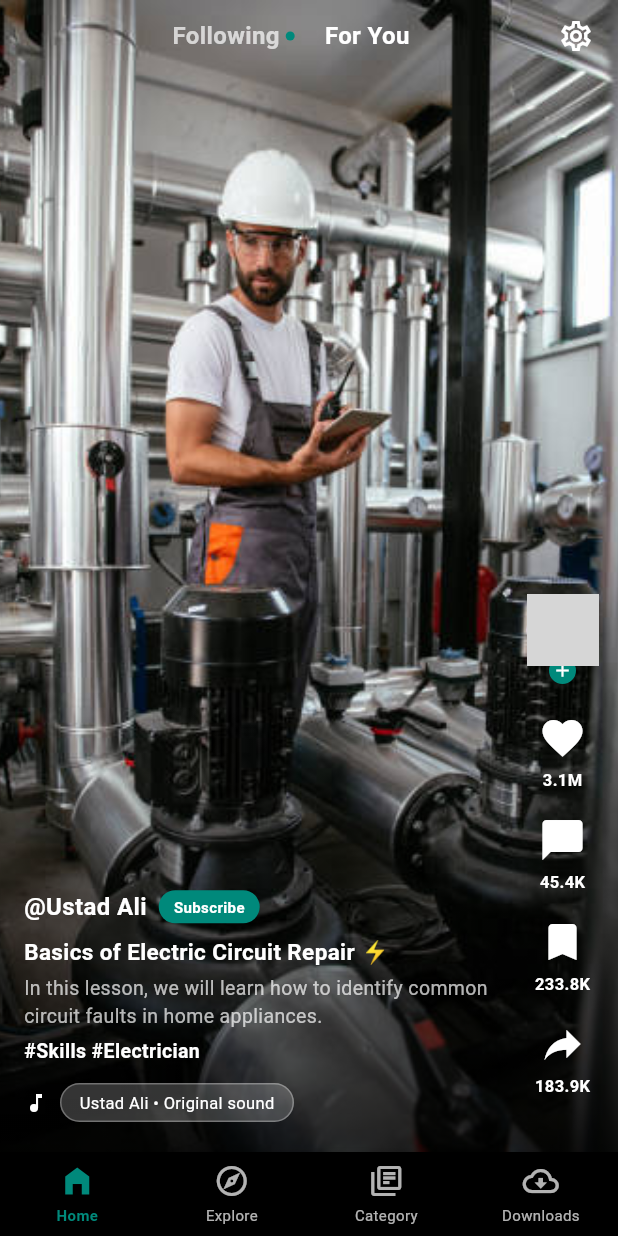
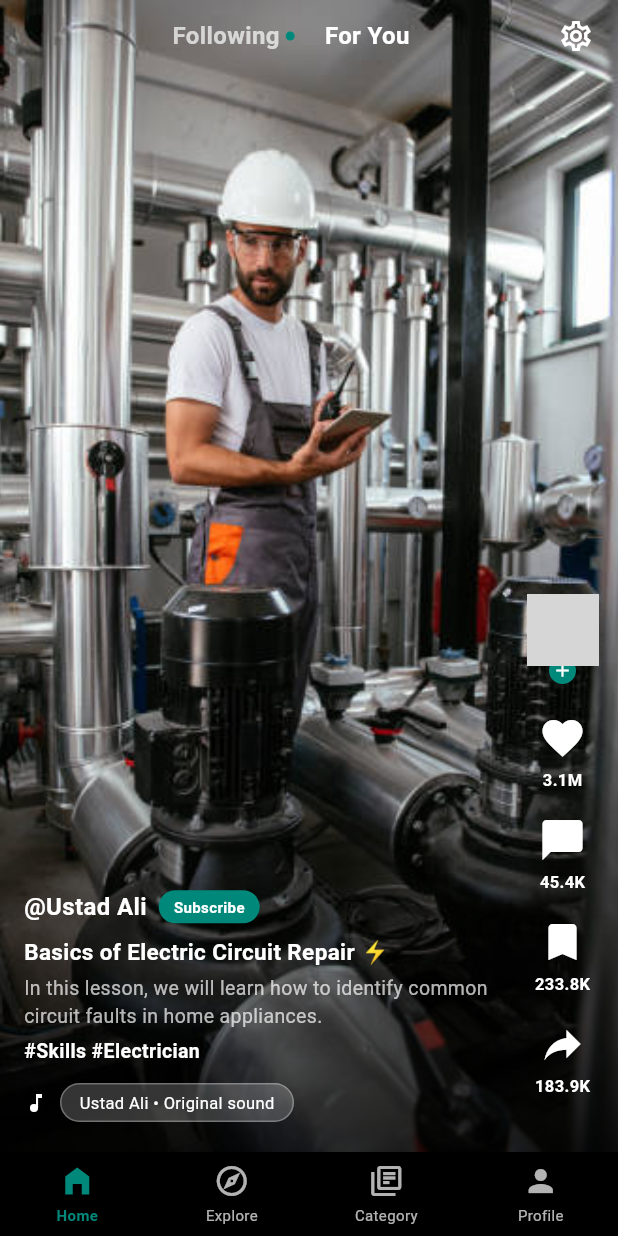
Before and after one commit to AbdurRehman1299/HunarGah-A-Skillful-Reel-Hub, a Flutter app: the screen it shows after launch, after a tap on "SignUp", after a tap on "Continue as Guest", on a phone screen of 412 x 824 dp. Run offline on Flutter 3.47's test engine with Material 3 defaults, Android fonts, the phone set to English and light mode, and no system bars; our stand-ins replace image_picker, smooth_page_indicator, video_player; network calls fail; grey boxes are pictures that could not be loaded.

Commit message:
create: user profile screen

```diff
--- a/lib/components/bottom_bar.dart
+++ b/lib/components/bottom_bar.dart
@@ -57,9 +57,9 @@ class CustomBottomNav extends StatelessWidget {
           BottomNavigationBarItem(
             icon: Padding(
               padding: EdgeInsets.only(bottom: 4.0),
-              child: Icon(Icons.cloud_download_outlined),
+              child: Icon(Icons.person),
             ),
-            label: 'Downloads',
+            label: 'Profile',
           ),
         ],
       ),
--- a/lib/dashboards/main_dashboard.dart
+++ b/lib/dashboards/main_dashboard.dart
@@ -3,6 +3,7 @@ import 'package:hunargah/components/bottom_bar.dart';
 import 'package:hunargah/screens/category_screen.dart';
 import 'package:hunargah/screens/explore_screen.dart';
 import 'package:hunargah/screens/learner_feed_screen.dart';
+import 'package:hunargah/screens/user_profile_screen.dart';
 
 class MainDashboard extends StatefulWidget {
   const MainDashboard({super.key});
@@ -19,6 +20,7 @@ class _MainDashboardState extends State<MainDashboard> {
     const LearnerFeedScreen(),
     const ExploreScreen(),
     const CategoryScreen(),
+    const UserProfileScreen(),
   ];
 
   @override
--- /dev/null
+++ b/lib/screens/user_profile_screen.dart
@@ -0,0 +1,461 @@
+import 'package:flutter/material.dart';
+import 'package:hunargah/components/app_bar.dart';
+
+class UserProfileScreen extends StatefulWidget {
+  const UserProfileScreen({super.key});
+
+  @override
+  State<UserProfileScreen> createState() => _UserProfileScreenState();
+}
+
+class _UserProfileScreenState extends State<UserProfileScreen> {
+  bool _isCreatorMode = false;
+  int _selectedTabIndex = 0;
+
+  @override
+  Widget build(BuildContext context) {
+    final themeColor = Theme.of(context).primaryColor;
+
+    return Scaffold(
+      backgroundColor: Colors.white,
+      appBar: CustomAppBar(
+        leading: IconButton(
+          icon: const Icon(
+            Icons.arrow_back_ios_new,
+            color: Colors.black,
+            size: 20,
+          ),
+          onPressed: () => Navigator.pop(context),
+        ),
+        title: '@alex_creativity',
+        actions: [
+          IconButton(
+            icon: const Icon(Icons.settings_outlined, color: Colors.black87),
+            onPressed: () {},
+          ),
+        ],
+      ),
+      body: SingleChildScrollView(
+        child: Column(
+          crossAxisAlignment: CrossAxisAlignment.start,
+          children: [
+            // -- Profile Header(Avatar & Stats) --
+            Padding(
+              padding: const EdgeInsets.symmetric(
+                horizontal: 20.0,
+                vertical: 16.0,
+              ),
+              child: Row(
+                children: [
+                  // Avatar with Online Status Dot
+                  Stack(
+                    children: [
+                      const CircleAvatar(
+                        radius: 40,
+                        backgroundImage: NetworkImage(
+                          'https://images.unsplash.com/photo-1535713875002-d1d0cf377fde?auto=format&fit=crop&w=150&q=80',
+                        ),
+                      ),
+                      Positioned(
+                        bottom: 2,
+                        right: 2,
+                        child: Container(
+                          width: 18,
+                          height: 18,
+                          decoration: BoxDecoration(
+                            color: Colors.green[500],
+                            shape: BoxShape.circle,
+                            border: Border.all(color: Colors.white, width: 3),
+                          ),
+                        ),
+                      ),
+                    ],
+                  ),
+                  const SizedBox(width: 24),
+
+                  // Stats
+                  Expanded(
+                    child: Row(
+                      mainAxisAlignment: MainAxisAlignment.spaceEvenly,
+                      children: [
+                        _buildStatColumn('128', 'Posts'),
+                        _buildStatColumn('14.2k', 'Followers'),
+                        _buildStatColumn('842', 'Following'),
+                      ],
+                    ),
+                  ),
+                ],
+              ),
+            ),
+
+            // -- Bio Section --
+            Padding(
+              padding: const EdgeInsets.symmetric(horizontal: 20.0),
+              child: Column(
+                crossAxisAlignment: CrossAxisAlignment.start,
+                children: [
+                  Row(
+                    children: [
+                      const Text(
+                        'Alex Chen',
+                        style: TextStyle(
+                          fontSize: 18,
+                          fontWeight: FontWeight.bold,
+                          color: Colors.black,
+                        ),
+                      ),
+                      const SizedBox(width: 6),
+                      Icon(Icons.verified, color: Colors.cyan[400], size: 18),
+                    ],
+                  ),
+                  const SizedBox(height: 6),
+                  const Text(
+                    'Digital Product Designer & Tech Educator. Helping 10k+ students master modern UI/UX workflows. 🚀',
+                    style: TextStyle(
+                      fontSize: 13,
+                      color: Colors.black87,
+                      height: 1.4,
+                    ),
+                  ),
+                  const SizedBox(height: 12),
+                  // Tags
+                  Row(
+                    children: [
+                      _buildTag('UI/UX Design'),
+                      const SizedBox(width: 8),
+                      _buildTag('Education'),
+                    ],
+                  ),
+                ],
+              ),
+            ),
+            const SizedBox(height: 20),
+
+            // -- Action Buttons --
+            Padding(
+              padding: const EdgeInsets.symmetric(horizontal: 20.0),
+              child: Row(
+                children: [
+                  Expanded(
+                    child: ElevatedButton(
+                      onPressed: () {},
+                      style: ElevatedButton.styleFrom(
+                        backgroundColor: themeColor,
+                        elevation: 0,
+                        shape: RoundedRectangleBorder(
+                          borderRadius: BorderRadius.circular(8),
+                        ),
+                        padding: const EdgeInsets.symmetric(vertical: 12),
+                      ),
+                      child: const Text(
+                        'Edit Profile',
+                        style: TextStyle(
+                          color: Colors.white,
+                          fontWeight: FontWeight.bold,
+                          fontSize: 13,
+                        ),
+                      ),
+                    ),
+                  ),
+                  const SizedBox(width: 12),
+                  Expanded(
+                    child: OutlinedButton(
+                      onPressed: () {},
+                      style: OutlinedButton.styleFrom(
+                        side: BorderSide(color: Colors.grey[300]!),
+                        shape: RoundedRectangleBorder(
+                          borderRadius: BorderRadius.circular(8),
+                        ),
+                        padding: const EdgeInsets.symmetric(vertical: 12),
+                      ),
+                      child: const Text(
+                        'Share Profile',
+                        style: TextStyle(
+                          color: Colors.black87,
+                          fontWeight: FontWeight.bold,
+                          fontSize: 13,
+                        ),
+                      ),
+                    ),
+                  ),
+                ],
+              ),
+            ),
+            const SizedBox(height: 20),
+
+            // -- Creator Toggle --
+            Padding(
+              padding: const EdgeInsets.symmetric(horizontal: 20.0),
+              child: Container(
+                padding: const EdgeInsets.symmetric(
+                  horizontal: 16,
+                  vertical: 12,
+                ),
+                decoration: BoxDecoration(
+                  color: Colors.grey[50],
+                  borderRadius: BorderRadius.circular(12),
+                  border: Border.all(color: Colors.grey[200]!),
+                ),
+                child: Row(
+                  children: [
+                    Icon(Icons.bolt, color: Colors.grey[600]),
+                    const SizedBox(width: 12),
+                    Expanded(
+                      child: Column(
+                        crossAxisAlignment: CrossAxisAlignment.start,
+                        children: [
+                          const Text(
+                            'Switch to Creator',
+                            style: TextStyle(
+                              fontWeight: FontWeight.bold,
+                              fontSize: 13,
+                            ),
+                          ),
+                          const SizedBox(height: 2),
+                          Text(
+                            'Access analytics & monetization',
+                            style: TextStyle(
+                              color: Colors.grey[500],
+                              fontSize: 11,
+                            ),
+                          ),
+                        ],
+                      ),
+                    ),
+                    Switch(
+                      value: _isCreatorMode,
+                      activeThumbColor: themeColor,
+                      onChanged: (val) {
+                        setState(() {
+                          _isCreatorMode = val;
+                        });
+                      },
+                    ),
+                  ],
+                ),
+              ),
+            ),
+            const SizedBox(height: 24),
+
+            // -- Custom Tabs --
+            Row(
+              children: [
+                _buildTabItem(0, 'Saved', Icons.bookmark_outline),
+                _buildTabItem(
+                  1,
+                  'Certificates',
+                  Icons.workspace_premium_outlined,
+                ),
+              ],
+            ),
+            Divider(color: Colors.grey[200], height: 1, thickness: 1),
+            const SizedBox(height: 16),
+
+            // -- Grid View --
+            if (_selectedTabIndex == 0)
+              Padding(
+                padding: const EdgeInsets.symmetric(horizontal: 20.0),
+                child: GridView.builder(
+                  shrinkWrap: true,
+                  physics: const NeverScrollableScrollPhysics(),
+                  gridDelegate: const SliverGridDelegateWithFixedCrossAxisCount(
+                    crossAxisCount: 2,
+                    crossAxisSpacing: 16,
+                    mainAxisSpacing: 24,
+                    childAspectRatio: 0.85, // Adjusts height vs width of cards
+                  ),
+                  itemCount: 4,
+                  itemBuilder: (context, index) {
+                    return _buildGridCard(index);
+                  },
+                ),
+              )
+            else
+              // Dummy state for Certificates tab
+              const Center(
+                child: Padding(
+                  padding: EdgeInsets.all(40.0),
+                  child: Text(
+                    'No certificates yet.',
+                    style: TextStyle(color: Colors.grey),
+                  ),
+                ),
+              ),
+
+            const SizedBox(height: 40),
+          ],
+        ),
+      ),
+    );
+  }
+
+  // Reusable Widget: Build Stat Column
+  Widget _buildStatColumn(String count, String label) {
+    return Column(
+      children: [
+        Text(
+          count,
+          style: const TextStyle(
+            fontSize: 16,
+            fontWeight: FontWeight.bold,
+            color: Colors.black,
+          ),
+        ),
+        const SizedBox(height: 4),
+        Text(label, style: TextStyle(fontSize: 12, color: Colors.grey[600])),
+      ],
+    );
+  }
+
+  // Reusable Widget: Build Bio Tag
+  Widget _buildTag(String text) {
+    return Container(
+      padding: const EdgeInsets.symmetric(horizontal: 10, vertical: 4),
+      decoration: BoxDecoration(
+        color: Colors.grey[100],
+        borderRadius: BorderRadius.circular(6),
+        border: Border.all(color: Colors.grey[200]!),
+      ),
+      child: Text(
+        text,
+        style: TextStyle(
+          fontSize: 10,
+          fontWeight: FontWeight.bold,
+          color: Colors.grey[800],
+        ),
+      ),
+    );
+  }
+
+  // Reusable Widget: Build custom tabs
+  Widget _buildTabItem(int index, String title, IconData icon) {
+    final themeColor = Theme.of(context).primaryColor;
+    bool isSelected = _selectedTabIndex == index;
+
+    return Expanded(
+      child: GestureDetector(
+        onTap: () {
+          setState(() {
+            _selectedTabIndex = index;
+          });
+        },
+        child: Container(
+          padding: const EdgeInsets.symmetric(vertical: 12),
+          decoration: BoxDecoration(
+            border: Border(
+              bottom: BorderSide(
+                color: isSelected ? themeColor : Colors.transparent,
+                width: 2,
+              ),
+            ),
+          ),
+          child: Row(
+            mainAxisAlignment: MainAxisAlignment.center,
+            children: [
+              Icon(
+                icon,
+                size: 18,
+                color: isSelected ? Colors.black87 : Colors.grey[500],
+              ),
+              const SizedBox(width: 8),
+              Text(
+                title,
+                style: TextStyle(
+                  fontSize: 13,
+                  fontWeight: FontWeight.bold,
+                  color: isSelected ? Colors.black87 : Colors.grey[500],
+                ),
+              ),
+            ],
+          ),
+        ),
+      ),
+    );
+  }
+
+  // Reusable Widget: Build Grid Items
+  Widget _buildGridCard(int index) {
+    // Mock data for the visual
+    final List<Map<String, String>> mockData = [
+      {
+        'title': 'UI Inspiration',
+        'count': '24 items',
+        'image':
+            'https://images.unsplash.com/photo-1618005182384-a83a8bd57fbe?q=80&w=300&auto=format&fit=crop',
+      },
+      {
+        'title': 'Color Palettes',
+        'count': '12 items',
+        'image':
+            'https://images.unsplash.com/photo-1550684848-fac1c5b4e853?q=80&w=300&auto=format&fit=crop',
+      },
+      {
+        'title': 'UX Research',
+        'count': '8 items',
+        'image':
+            'https://images.unsplash.com/photo-1542435503-956c469947f6?q=80&w=300&auto=format&fit=crop',
+      },
+      {
+        'title': 'Case Studies',
+        'count': '15 items',
+        'image':
+            'https://images.unsplash.com/photo-1551288049-bebda4e38f71?q=80&w=300&auto=format&fit=crop',
+      },
+    ];
+
+    return Column(
+      crossAxisAlignment: CrossAxisAlignment.start,
+      children: [
+        Expanded(
+          child: Container(
+            decoration: BoxDecoration(
+              borderRadius: BorderRadius.circular(12),
+              image: DecorationImage(
+                image: NetworkImage(mockData[index]['image']!),
+                fit: BoxFit.cover,
+              ),
+            ),
+            child: Stack(
+              children: [
+                // Item count pill at bottom right
+                Positioned(
+                  bottom: 8,
+                  right: 8,
+                  child: Container(
+                    padding: const EdgeInsets.symmetric(
+                      horizontal: 8,
+                      vertical: 4,
+                    ),
+                    decoration: BoxDecoration(
+                      color: Colors.white,
+                      borderRadius: BorderRadius.circular(12),
+                    ),
+                    child: Text(
+                      mockData[index]['count']!,
+                      style: const TextStyle(
+                        fontSize: 10,
+                        fontWeight: FontWeight.bold,
+                        color: Colors.black87,
+                      ),
+                    ),
+                  ),
+                ),
+              ],
+            ),
+          ),
+        ),
+        const SizedBox(height: 8),
+        Text(
+          mockData[index]['title']!,
+          style: const TextStyle(
+            fontWeight: FontWeight.bold,
+            fontSize: 12,
+            color: Colors.black87,
+          ),
+          maxLines: 1,
+          overflow: TextOverflow.ellipsis,
+        ),
+      ],
+    );
+  }
+}
--- a/pubspec.yaml
+++ b/pubspec.yaml
@@ -64,7 +64,6 @@ flutter:
   assets:
     - assets/images/
     - assets/images/onboarding/
-  #   - images/a_dot_ham.jpeg
 
   # An image asset can refer to one or more resolution-specific "variants", see
   # https://flutter.dev/to/resolution-aware-images
```
Also changed, not shown: 1 other file.
